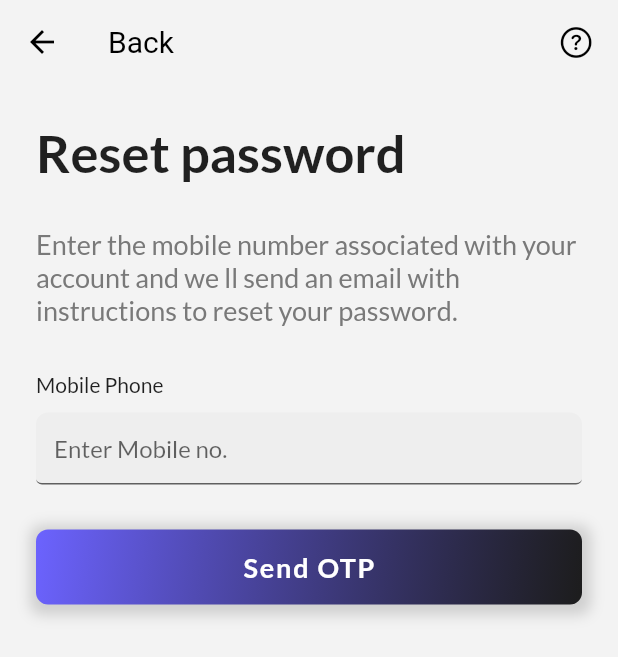
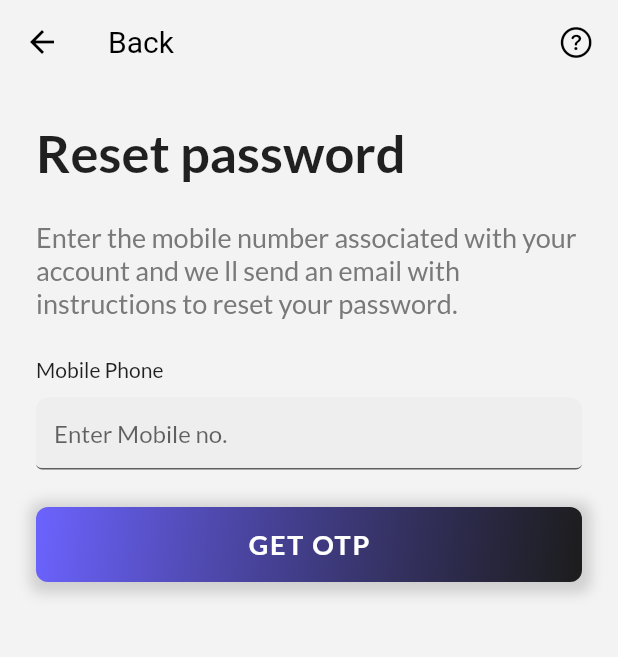
Before and after one commit to rafikali/DRS, a Flutter app: the ForgotPassword screen opened by its route, on a phone screen of 412 x 824 dp. Shown: the top 657 px of the screen. Run offline on Flutter 3.47's test engine with Material 2 defaults, Android fonts, the phone set to English and light mode, and no system bars; our stand-ins replace flutter_svg, font_awesome_flutter, google_fonts, shared_preferences; missing offline and left inert: dart:ffi; accounts and stored records are empty.

Commit message:
otp page

```diff
--- a/lib/Constants/Images.dart
+++ b/lib/Constants/Images.dart
@@ -5,4 +5,6 @@ class ImageConstants {
   static const String googleLogo = 'assets/Images/google_logo.svg';
   static const String linkedinLogo = 'assets/Images/linkedin_logo.svg';
   static const String facebookLogo = 'assets/Images/facebook_logo.svg';
+  static const String placeHolder = 'assets/Images/placeholder-image.png';
+  static const String branding = 'assets/Images/fb_branding.png';
 }
--- a/lib/Route/routehandler.dart
+++ b/lib/Route/routehandler.dart
@@ -1,9 +1,7 @@
-
-
-
 import 'package:flutter/material.dart';
 import 'package:login_page/pages/create_new_password.dart';
 import 'package:login_page/pages/reset_password.dart';
+import 'package:login_page/pages/verify_otp.dart';
 import '../pages/home_page.dart';
 import '../pages/login_page.dart';
 import '../pages/newregister.dart';
@@ -21,10 +19,13 @@ class RouteGenerator {
         return MaterialPageRoute(builder: (context) => const HomePage());
 
       case ForgotPassword.routeName:
-        return MaterialPageRoute(builder: (context) => const ForgotPassword());
+        return MaterialPageRoute(builder: (context) =>  ForgotPassword());
 
-        case CreatenewPass.routeName:
-        return MaterialPageRoute(builder: (context) => const CreatenewPass());
+      case CreateNewPass.routeName:
+        return MaterialPageRoute(builder: (context) =>  const CreateNewPass());
+
+      case VerifyOtp.routeName:
+        return MaterialPageRoute(builder: (context) => const VerifyOtp());
 
 
     default:
--- a/lib/pages/reset_password.dart
+++ b/lib/pages/reset_password.dart
@@ -1,46 +1,34 @@
 import 'package:flutter/cupertino.dart';
 import 'package:flutter/material.dart';
 import 'package:login_page/pages/create_new_password.dart';
+import 'package:login_page/pages/verify_otp.dart';
+import 'package:login_page/utils/input_validators.dart';
+import 'package:login_page/widgets/appbar.dart';
 import 'package:login_page/widgets/login_button.dart';
 import 'package:login_page/widgets/login_textfield.dart';
 
 class ForgotPassword extends StatefulWidget {
   static const String routeName = '/forgotpass';
-  const ForgotPassword({Key? key}) : super(key: key);
+   ForgotPassword({Key? key}) : super(key: key);
 
   @override
   _ForgotPasswordState createState() => _ForgotPasswordState();
 }
 
 class _ForgotPasswordState extends State<ForgotPassword> {
+  final _formKey = GlobalKey<FormState>();
   @override
   Widget build(BuildContext context) {
     return Scaffold(
-      appBar: AppBar(
-        backgroundColor: const Color(0xFFF3F3F3),
-        elevation: 0,
-
-
-        title: Container(
-          child: Row(
-            mainAxisAlignment: MainAxisAlignment.spaceBetween,
-            children: const [
-              Text('Back',
-              style: TextStyle(
-                fontSize: 20
-              ),),
-              Icon(CupertinoIcons.question_circle)
-            ]
-          ),
-        )
-      ),
+      appBar: NewPassAppbar(),
       body: Padding(
 
         padding: const EdgeInsets.all(24.0),
+        child: Form(
+          key: _formKey,
           child: Container(
             child: Wrap(
-            spacing: 15,
-            runSpacing: 30,
+              runSpacing: 25,
               children:   [
                 const Text('Reset password',
                 style: TextStyle(
@@ -55,8 +43,11 @@ class _ForgotPasswordState extends State<ForgotPassword> {
                 ),),
                  Wrap(
                    runSpacing: 10,
-                 children: [const Text('Mobile Phone'),
+                   children: [
+                     Text('Mobile Phone'),
                      LoginTextForm(
+                       typeKeyboard: TextInputType.number,
+                       validator: InputValidator.validateMobile,
                          hintText: 'Enter Mobile no.'),],
                  ),
 
@@ -64,10 +55,15 @@ class _ForgotPasswordState extends State<ForgotPassword> {
 
 
                 LoginButton(
-                buttonTitle: 'Send OTP',
+                  buttonTitle: 'GET OTP',
                   buttonHeight: 50.0,
                   validFunc: () {
-                  Navigator.pushNamed(context, CreatenewPass.routeName);
+                    if(_formKey.currentState!.validate()) {
+                      Navigator.pushNamed(context, VerifyOtp.routeName);
+                    } else {
+                      return null;
+                    }
+
                   },
                 ),
 
@@ -77,6 +73,7 @@ class _ForgotPasswordState extends State<ForgotPassword> {
 
           ),
         ),
+      ),
     );
   }
 }
--- a/lib/widgets/appbar.dart
+++ b/lib/widgets/appbar.dart
@@ -1,8 +1,11 @@
 import 'package:flutter/cupertino.dart';
 import 'package:flutter/material.dart';
 
-class NewPassAppbar extends StatelessWidget {
+class NewPassAppbar extends StatelessWidget with PreferredSizeWidget {
+  @override
+  Size get preferredSize => const Size.fromHeight(kToolbarHeight);
   const NewPassAppbar({Key? key}) : super(key: key);
+
 
   @override
   Widget build(BuildContext context) {
@@ -23,4 +26,7 @@ class NewPassAppbar extends StatelessWidget {
         )
     );
   }
+
+
+
 }
--- a/lib/widgets/dropView.dart
+++ b/lib/widgets/dropView.dart
@@ -9,8 +9,8 @@ import 'package:login_page/widgets/dropdownfield.dart';
 import 'login_textfield.dart';
 
 class DropView extends StatelessWidget {
-  final String hintText;
-  final String labelText;
+  final String? hintText;
+  final String? labelText;
   final IconData? dropTrailing;
   final height;
   final dropdownValidator;
@@ -18,7 +18,7 @@ class DropView extends StatelessWidget {
   final String? date;
   final List<dynamic>? dropdownItems;
 
-   DropView({Key? key,  required this.hintText, required this.labelText, this.dropTrailing, this.height, this.width, this.date, this.dropdownItems, this.dropdownValidator}) : super(key: key);
+   DropView({Key? key, this.hintText, this.labelText, this.dropTrailing, this.height, this.width, this.date, this.dropdownItems, this.dropdownValidator}) : super(key: key);
 
 
 
--- a/lib/widgets/login_textfield.dart
+++ b/lib/widgets/login_textfield.dart
@@ -1,6 +1,7 @@
 
 import 'dart:ffi';
 import 'package:flutter/cupertino.dart';
+import 'package:flutter/foundation.dart';
 import 'package:flutter/material.dart';
 import 'package:flutter_svg/flutter_svg.dart';
 import 'package:font_awesome_flutter/font_awesome_flutter.dart';
@@ -13,9 +14,11 @@ class LoginTextForm extends StatefulWidget {
   final String? labelText;
   final String hintText;
   bool? passView;
-final validator;
-  final height;
-  final width;
+  final typeKeyboard;
+  final validator;
+  Alignment? textalign;
+  final int? height;
+  final int? width;
   final Color? iconColor;
   final Icon? accountIcon;
   final Border? outlineBorder;
@@ -24,7 +27,7 @@ final validator;
   final TextEditingController? dataController;
 
   // ignore: use_key_in_widget_constructors
-    LoginTextForm(
+      LoginTextForm(
       {required this.hintText,
        this.labelText,
         this.validator,
@@ -36,19 +39,21 @@ final validator;
         this.iconColor,
         this.height,
         this.width,
-        this.outlineBorder,})
+        this.outlineBorder,
+        this.textalign, this.typeKeyboard,})
       : super();
 
   @override
   State<LoginTextForm> createState() => _LoginTextFormState();
+
 }
 
 
 class _LoginTextFormState extends State<LoginTextForm> {
   @override
   Widget build(BuildContext context) {
-
     return TextFormField(
+      keyboardType: widget.typeKeyboard,
       obscureText: widget.passView == true,
       controller: widget.dataController,
       validator: widget.validator,
```
Also changed, not shown: lib/pages/create_new_password.dart (+33 -46 lines), lib/pages/verify_otp.dart (added, +90 -0 lines), assets/Images/placeholder-image.png (added), lib/widgets/resetpass_form.dart (added). Lines whose indentation alone changed are shown as unchanged.
